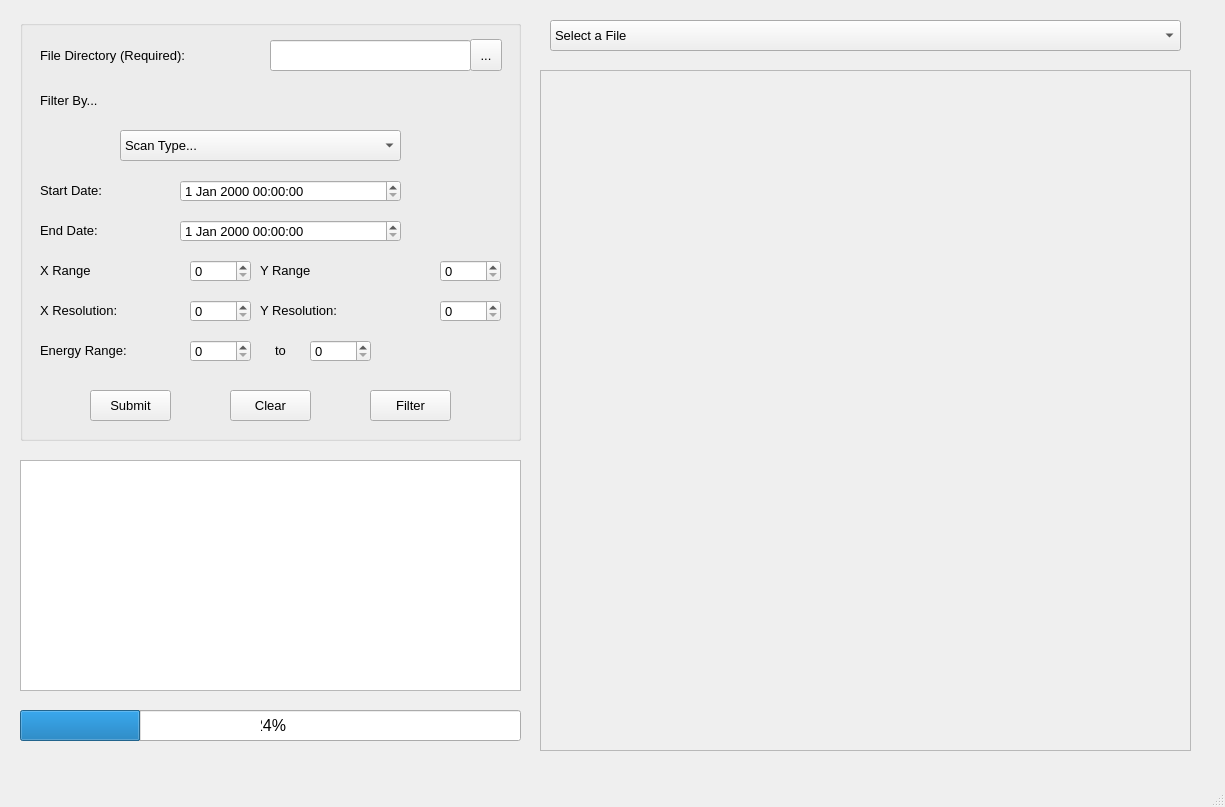
Qt form STXM_data_viewer.ui (amy-remeshylo/STXM_data_viewer) before a commit.
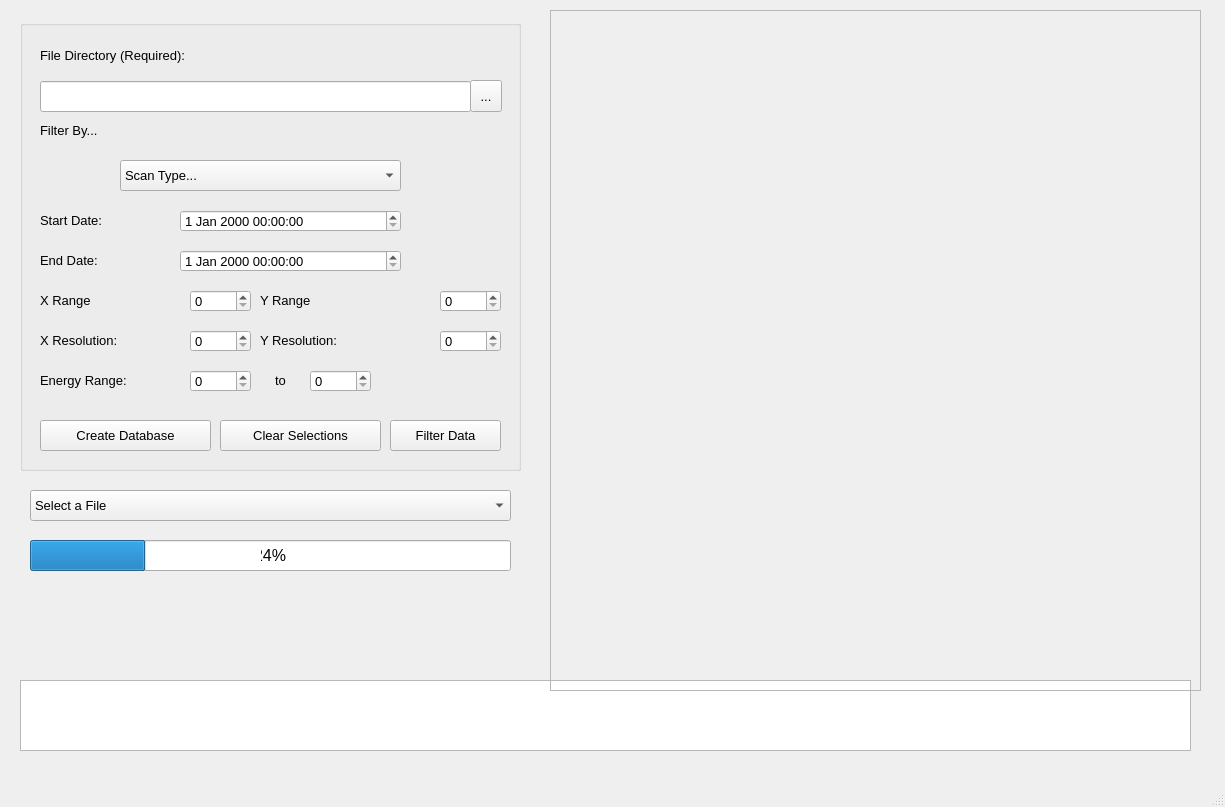
The same form after that commit. Icons and pictures are not drawn.

Commit message: gui rearrangement, loading in existing database on startup

The edit to the form file:
```diff
--- a/STXM_data_viewer.ui
+++ b/STXM_data_viewer.ui
@@ -23,9 +23,9 @@
     <property name="geometry">
      <rect>
       <x>20</x>
-      <y>460</y>
-      <width>501</width>
-      <height>231</height>
+      <y>680</y>
+      <width>1171</width>
+      <height>71</height>
      </rect>
     </property>
    </widget>
@@ -35,7 +35,7 @@
       <x>20</x>
       <y>20</y>
       <width>501</width>
-      <height>421</height>
+      <height>451</height>
      </rect>
     </property>
     <property name="title">
@@ -45,7 +45,7 @@
      <property name="geometry">
       <rect>
        <x>420</x>
-       <y>240</y>
+       <y>270</y>
        <width>61</width>
        <height>22</height>
       </rect>
@@ -55,7 +55,7 @@
      <property name="geometry">
       <rect>
        <x>20</x>
-       <y>315</y>
+       <y>345</y>
        <width>141</width>
        <height>31</height>
       </rect>
@@ -68,7 +68,7 @@
      <property name="geometry">
       <rect>
        <x>20</x>
-       <y>60</y>
+       <y>90</y>
        <width>241</width>
        <height>41</height>
       </rect>
@@ -86,7 +86,7 @@
      <property name="geometry">
       <rect>
        <x>170</x>
-       <y>320</y>
+       <y>350</y>
        <width>61</width>
        <height>22</height>
       </rect>
@@ -96,7 +96,7 @@
      <property name="geometry">
       <rect>
        <x>20</x>
-       <y>200</y>
+       <y>230</y>
        <width>101</width>
        <height>21</height>
       </rect>
@@ -109,7 +109,7 @@
      <property name="geometry">
       <rect>
        <x>420</x>
-       <y>280</y>
+       <y>310</y>
        <width>61</width>
        <height>22</height>
       </rect>
@@ -119,7 +119,7 @@
      <property name="geometry">
       <rect>
        <x>240</x>
-       <y>320</y>
+       <y>350</y>
        <width>41</width>
        <height>21</height>
       </rect>
@@ -135,7 +135,7 @@
      <property name="geometry">
       <rect>
        <x>240</x>
-       <y>235</y>
+       <y>265</y>
        <width>181</width>
        <height>31</height>
       </rect>
@@ -148,7 +148,7 @@
      <property name="geometry">
       <rect>
        <x>20</x>
-       <y>160</y>
+       <y>190</y>
        <width>101</width>
        <height>21</height>
       </rect>
@@ -161,7 +161,7 @@
      <property name="geometry">
       <rect>
        <x>160</x>
-       <y>200</y>
+       <y>230</y>
        <width>221</width>
        <height>22</height>
       </rect>
@@ -171,7 +171,7 @@
      <property name="geometry">
       <rect>
        <x>20</x>
-       <y>235</y>
+       <y>265</y>
        <width>141</width>
        <height>31</height>
       </rect>
@@ -184,7 +184,7 @@
      <property name="geometry">
       <rect>
        <x>20</x>
-       <y>280</y>
+       <y>310</y>
        <width>141</width>
        <height>21</height>
       </rect>
@@ -197,7 +197,7 @@
      <property name="geometry">
       <rect>
        <x>290</x>
-       <y>320</y>
+       <y>350</y>
        <width>61</width>
        <height>22</height>
       </rect>
@@ -207,7 +207,7 @@
      <property name="geometry">
       <rect>
        <x>170</x>
-       <y>240</y>
+       <y>270</y>
        <width>61</width>
        <height>22</height>
       </rect>
@@ -217,7 +217,7 @@
      <property name="geometry">
       <rect>
        <x>240</x>
-       <y>280</y>
+       <y>310</y>
        <width>171</width>
        <height>21</height>
       </rect>
@@ -230,7 +230,7 @@
      <property name="geometry">
       <rect>
        <x>160</x>
-       <y>160</y>
+       <y>190</y>
        <width>221</width>
        <height>22</height>
       </rect>
@@ -240,7 +240,7 @@
      <property name="geometry">
       <rect>
        <x>100</x>
-       <y>110</y>
+       <y>140</y>
        <width>281</width>
        <height>31</height>
       </rect>
@@ -305,7 +305,7 @@
      <property name="geometry">
       <rect>
        <x>170</x>
-       <y>280</y>
+       <y>310</y>
        <width>61</width>
        <height>22</height>
       </rect>
@@ -314,22 +314,22 @@
     <widget class="QPushButton" name="submitBTN">
      <property name="geometry">
       <rect>
-       <x>70</x>
-       <y>370</y>
-       <width>81</width>
+       <x>20</x>
+       <y>400</y>
+       <width>171</width>
        <height>31</height>
       </rect>
      </property>
      <property name="text">
-      <string>Submit</string>
+      <string>Create Database</string>
      </property>
     </widget>
     <widget class="QLineEdit" name="dirLE">
      <property name="geometry">
       <rect>
-       <x>250</x>
-       <y>20</y>
-       <width>201</width>
+       <x>20</x>
+       <y>61</y>
+       <width>431</width>
        <height>31</height>
       </rect>
      </property>
@@ -350,34 +350,34 @@
     <widget class="QPushButton" name="clearBTN">
      <property name="geometry">
       <rect>
-       <x>210</x>
-       <y>370</y>
-       <width>81</width>
+       <x>200</x>
+       <y>400</y>
+       <width>161</width>
        <height>31</height>
       </rect>
      </property>
      <property name="text">
-      <string>Clear</string>
+      <string>Clear Selections</string>
      </property>
     </widget>
     <widget class="QPushButton" name="filterBTN">
      <property name="geometry">
       <rect>
-       <x>350</x>
-       <y>370</y>
-       <width>81</width>
+       <x>370</x>
+       <y>400</y>
+       <width>111</width>
        <height>31</height>
       </rect>
      </property>
      <property name="text">
-      <string>Filter</string>
+      <string>Filter Data</string>
      </property>
     </widget>
     <widget class="QToolButton" name="toolBTN">
      <property name="geometry">
       <rect>
        <x>450</x>
-       <y>19</y>
+       <y>60</y>
        <width>32</width>
        <height>32</height>
       </rect>
@@ -390,8 +390,8 @@
    <widget class="QFrame" name="frame">
     <property name="geometry">
      <rect>
-      <x>540</x>
-      <y>70</y>
+      <x>550</x>
+      <y>10</y>
       <width>651</width>
       <height>681</height>
      </rect>
@@ -425,9 +425,9 @@
    <widget class="QComboBox" name="fileCB">
     <property name="geometry">
      <rect>
-      <x>550</x>
-      <y>20</y>
-      <width>631</width>
+      <x>30</x>
+      <y>490</y>
+      <width>481</width>
       <height>31</height>
      </rect>
     </property>
@@ -440,9 +440,9 @@
    <widget class="QProgressBar" name="progressBar">
     <property name="geometry">
      <rect>
-      <x>20</x>
-      <y>710</y>
-      <width>501</width>
+      <x>30</x>
+      <y>540</y>
+      <width>481</width>
       <height>31</height>
      </rect>
     </property>
```
The commit also changes 1 other file.
